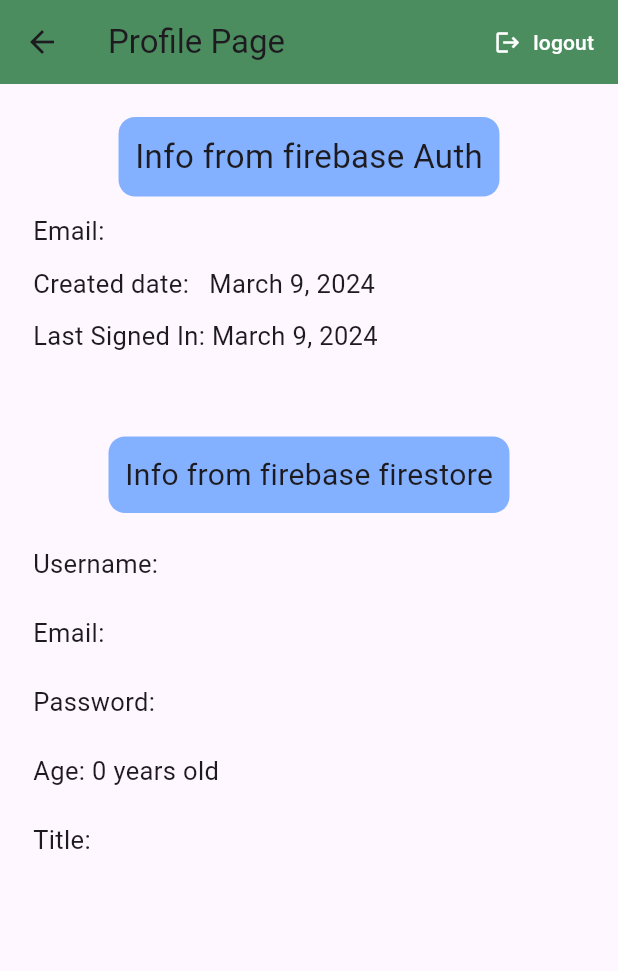
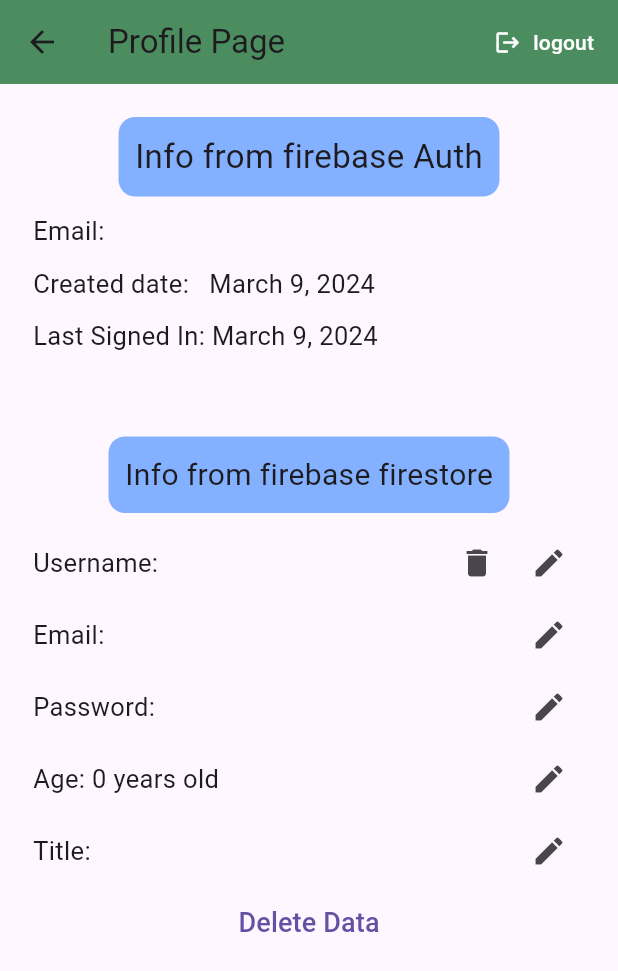
Before and after one commit to reda2032/ali_hassan, a Flutter app: the screen it shows once a user with an empty profile is signed in, in the side drawer, after a tap on "Profile Page", on a phone screen of 412 x 824 dp. Shown: the top 971 px of the screen. Run offline on Flutter 3.47's test engine with Material 3 defaults, Android fonts, the phone set to English and light mode, and no system bars; our stand-ins replace cloud_firestore, email_validator, firebase_auth, firebase_core, flutter_svg, google_sign_in; accounts and stored records are empty.

Commit message:
Delete date & user

```diff
--- a/lib/flower_app/pages/profile_page.dart
+++ b/lib/flower_app/pages/profile_page.dart
@@ -44,6 +44,7 @@
       ),
       body: Padding(
         padding: const EdgeInsets.all(22.0),
+        child: SingleChildScrollView(
           child: Column(
             crossAxisAlignment: CrossAxisAlignment.start,
             children: [
@@ -116,6 +117,7 @@
             ],
           ),
         ),
+      ),
     );
   }
 }
--- a/lib/flower_app/shared/data_from_firestore.dart
+++ b/lib/flower_app/shared/data_from_firestore.dart
@@ -1,13 +1,80 @@
 // ignore_for_file: prefer_const_constructors
 
 import 'package:cloud_firestore/cloud_firestore.dart';
+import 'package:firebase_auth/firebase_auth.dart';
 import 'package:flutter/material.dart';
 
-class GetDataFromFirestore extends StatelessWidget {
+class GetDataFromFirestore extends StatefulWidget {
   final String documentId;
 
   const GetDataFromFirestore({Key? key, required this.documentId})
       : super(key: key);
+
+  @override
+  State<GetDataFromFirestore> createState() => _GetDataFromFirestoreState();
+}
+
+class _GetDataFromFirestoreState extends State<GetDataFromFirestore> {
+  final dialogUsernameController = TextEditingController();
+  final credential = FirebaseAuth.instance.currentUser;
+  CollectionReference users = FirebaseFirestore.instance.collection('userSSS');
+
+  myDialog(Map data, dynamic mykey) {
+    return showDialog(
+      context: context,
+      builder: (BuildContext context) {
+        return Dialog(
+          shape:
+              RoundedRectangleBorder(borderRadius: BorderRadius.circular(11)),
+          child: Container(
+            padding: EdgeInsets.all(22),
+            height: 200,
+            child: Column(
+              mainAxisAlignment: MainAxisAlignment.center,
+              children: [
+                TextField(
+                    controller: dialogUsernameController,
+                    maxLength: 20,
+                    decoration:
+                        InputDecoration(hintText: "  ${data[mykey]}    ")),
+                SizedBox(
+                  height: 5,
+                ),
+                Row(
+                  mainAxisAlignment: MainAxisAlignment.spaceAround,
+                  children: [
+                    TextButton(
+                        onPressed: () {
+                          users
+                              .doc(credential!.uid)
+                              .update({mykey: dialogUsernameController.text});
+
+                          setState(() {
+                            Navigator.pop(context);
+                          });
+                        },
+                        child: Text(
+                          "Edit",
+                          style: TextStyle(fontSize: 17),
+                        )),
+                    TextButton(
+                        onPressed: () {
+                          // addnewtask();
+                          Navigator.pop(context);
+                        },
+                        child: Text(
+                          "Cancel",
+                          style: TextStyle(fontSize: 17),
+                        )),
+                  ],
+                ),
+              ],
+            ),
+          ),
+        );
+      },
+    );
+  }
 
   @override
   Widget build(BuildContext context) {
@@ -15,7 +82,7 @@
         FirebaseFirestore.instance.collection('usersss');
 
     return FutureBuilder<DocumentSnapshot>(
-      future: users.doc(documentId).get(),
+      future: users.doc(widget.documentId).get(),
       builder:
           (BuildContext context, AsyncSnapshot<DocumentSnapshot> snapshot) {
         if (snapshot.hasError) {
@@ -33,50 +100,113 @@
             crossAxisAlignment: CrossAxisAlignment.start,
             children: [
               SizedBox(
-                height: 22,
+                height: 9,
               ),
+              Row(
+                mainAxisAlignment: MainAxisAlignment.spaceBetween,
+                children: [
                   Text(
                     "Username: ${data['username']}",
                     style: TextStyle(
                       fontSize: 17,
                     ),
                   ),
-              SizedBox(
-                height: 22,
+                  Row(
+                    children: [
+                      IconButton(
+                          onPressed: () {
+                            setState(() {
+                              users
+                                  .doc(credential!.uid)
+                                  .update({"username": FieldValue.delete()});
+                            });
+                          },
+                          icon: Icon(Icons.delete)),
+                      IconButton(
+                          onPressed: () {
+                            myDialog(data, 'username');
+                          },
+                          icon: Icon(Icons.edit)),
+                    ],
+                  )
+                ],
               ),
+              Row(
+                mainAxisAlignment: MainAxisAlignment.spaceBetween,
+                children: [
                   Text(
                     "Email: ${data['email']}",
                     style: TextStyle(
                       fontSize: 17,
                     ),
                   ),
-              SizedBox(
-                height: 22,
+                  IconButton(
+                      onPressed: () {
+                        myDialog(data, 'email');
+                      },
+                      icon: Icon(Icons.edit))
+                ],
               ),
+              Row(
+                mainAxisAlignment: MainAxisAlignment.spaceBetween,
+                children: [
                   Text(
                     "Password: ${data['pass']}",
                     style: TextStyle(
                       fontSize: 17,
                     ),
                   ),
-              SizedBox(
-                height: 22,
+                  IconButton(
+                      onPressed: () {
+                        myDialog(data, 'pass');
+                      },
+                      icon: Icon(Icons.edit))
+                ],
               ),
+              Row(
+                mainAxisAlignment: MainAxisAlignment.spaceBetween,
+                children: [
                   Text(
                     "Age: ${data['age']} years old",
                     style: TextStyle(
                       fontSize: 17,
                     ),
                   ),
-              SizedBox(
-                height: 22,
+                  IconButton(
+                      onPressed: () {
+                        myDialog(data, 'age');
+                      },
+                      icon: Icon(Icons.edit))
+                ],
               ),
+              Row(
+                mainAxisAlignment: MainAxisAlignment.spaceBetween,
+                children: [
                   Text(
                     "Title: ${data['title']} ",
                     style: TextStyle(
                       fontSize: 17,
                     ),
                   ),
+                  IconButton(
+                      onPressed: () {
+                        myDialog(data, 'title');
+                      },
+                      icon: Icon(Icons.edit))
+                ],
+              ),
+              Center(
+                child: TextButton(
+                    onPressed: () {
+                      setState(() {
+                        users.doc(credential!.uid).delete();
+                      });
+                    },
+                    child: Text(
+                      "Delete Data",
+                      style: TextStyle(fontSize: 18),
+                    )),
+              )
             ],
           );
         }
```
Lines whose indentation alone changed are shown as unchanged.
